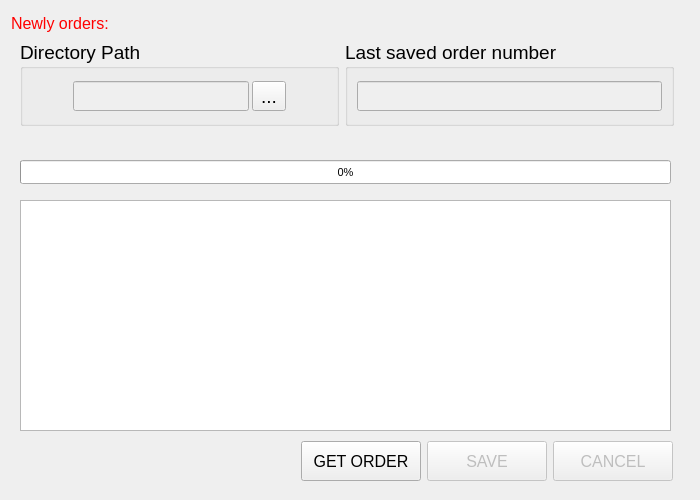
Above: main.ui from Perfect0B0D/shopify-order-manager-app- before the change. Below: the same form after it.
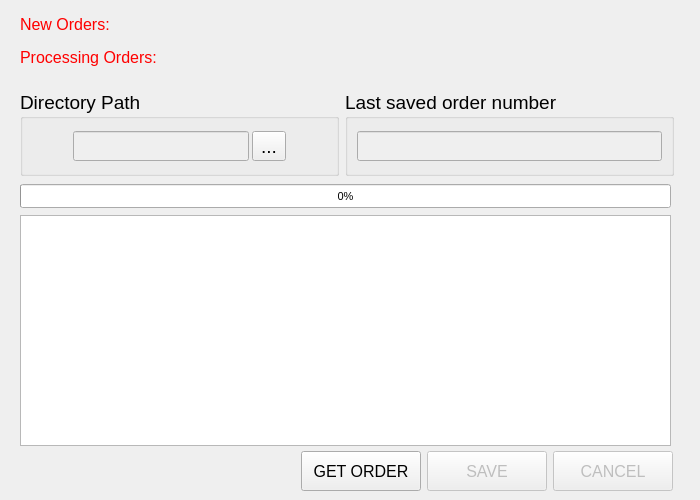
That is the form after the change. Icons and pictures are not drawn.

The edit to the form file:
```diff
--- a/main.ui
+++ b/main.ui
@@ -34,32 +34,11 @@
    <iconset>
     <normaloff>asset/greetabl_g.png</normaloff>asset/greetabl_g.png</iconset>
   </property>
-  <widget class="QLabel" name="new_orderd_num">
-   <property name="geometry">
-    <rect>
-     <x>11</x>
-     <y>11</y>
-     <width>321</width>
-     <height>24</height>
-    </rect>
-   </property>
-   <property name="font">
-    <font>
-     <pointsize>12</pointsize>
-    </font>
-   </property>
-   <property name="styleSheet">
-    <string notr="true">color: red;</string>
-   </property>
-   <property name="text">
-    <string>Newly orders: </string>
-   </property>
-  </widget>
   <widget class="QProgressBar" name="progressBar">
    <property name="geometry">
     <rect>
      <x>20</x>
-     <y>160</y>
+     <y>184</y>
      <width>651</width>
      <height>24</height>
     </rect>
@@ -81,7 +60,7 @@
    <property name="geometry">
     <rect>
      <x>20</x>
-     <y>40</y>
+     <y>90</y>
      <width>654</width>
      <height>86</height>
     </rect>
@@ -191,7 +170,7 @@
    <property name="geometry">
     <rect>
      <x>250</x>
-     <y>440</y>
+     <y>450</y>
      <width>423</width>
      <height>42</height>
     </rect>
@@ -294,12 +273,54 @@
    <property name="geometry">
     <rect>
      <x>20</x>
-     <y>200</y>
+     <y>215</y>
      <width>651</width>
      <height>231</height>
     </rect>
    </property>
   </widget>
+  <widget class="QWidget" name="">
+   <property name="geometry">
+    <rect>
+     <x>20</x>
+     <y>10</y>
+     <width>501</width>
+     <height>61</height>
+    </rect>
+   </property>
+   <layout class="QVBoxLayout" name="verticalLayout">
+    <item>
+     <widget class="QLabel" name="new_orderd_num">
+      <property name="font">
+       <font>
+        <pointsize>12</pointsize>
+       </font>
+      </property>
+      <property name="styleSheet">
+       <string notr="true">color: red;</string>
+      </property>
+      <property name="text">
+       <string>New Orders:</string>
+      </property>
+     </widget>
+    </item>
+    <item>
+     <widget class="QLabel" name="processing_orders_num">
+      <property name="font">
+       <font>
+        <pointsize>12</pointsize>
+       </font>
+      </property>
+      <property name="styleSheet">
+       <string notr="true">color: red;</string>
+      </property>
+      <property name="text">
+       <string>Processing Orders:</string>
+      </property>
+     </widget>
+    </item>
+   </layout>
+  </widget>
  </widget>
  <resources/>
  <connections/>
```
